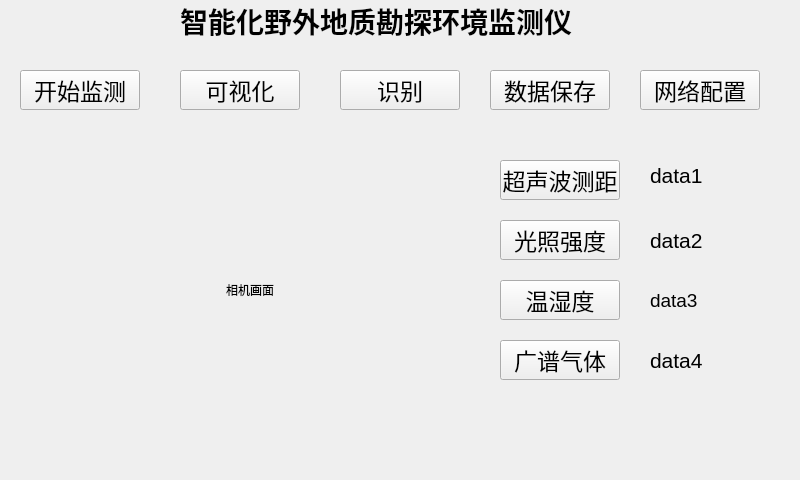
Qt form mainwindow.ui (gbn666/GeoProspector) before a commit.
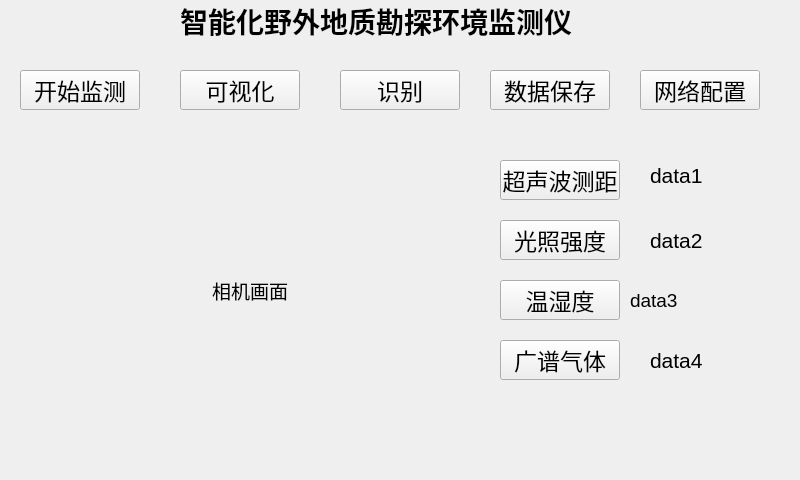
The same form after that commit. Icons and pictures are not drawn.

The edit to the form file:
```diff
--- a/mainwindow.ui
+++ b/mainwindow.ui
@@ -189,6 +189,11 @@
       <height>360</height>
      </rect>
     </property>
+    <property name="font">
+     <font>
+      <pointsize>14</pointsize>
+     </font>
+    </property>
     <property name="text">
      <string>相机画面</string>
     </property>
@@ -254,9 +259,9 @@
    <widget class="QLabel" name="label_5">
     <property name="geometry">
      <rect>
-      <x>650</x>
+      <x>630</x>
       <y>280</y>
-      <width>131</width>
+      <width>171</width>
       <height>41</height>
      </rect>
     </property>
@@ -268,6 +273,9 @@
     <property name="text">
      <string>data3</string>
     </property>
+    <property name="textFormat">
+     <enum>Qt::PlainText</enum>
+    </property>
    </widget>
    <widget class="QLabel" name="label_6">
     <property name="geometry">
```
